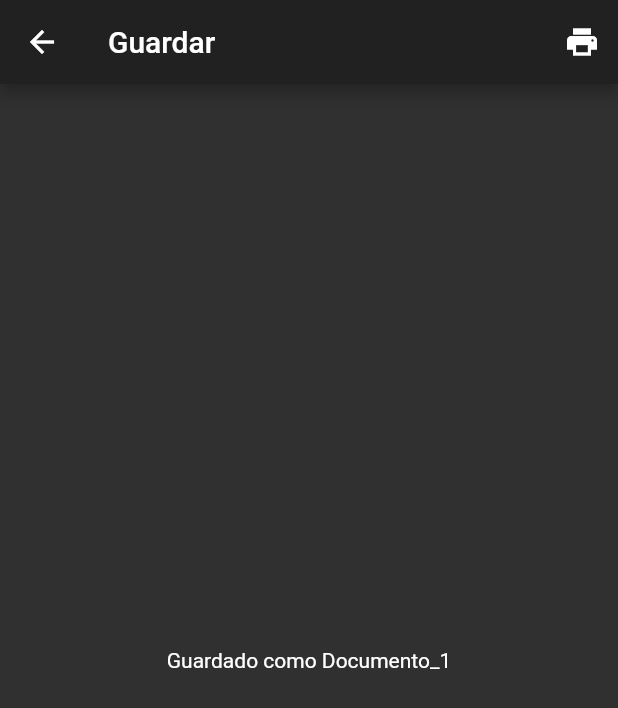
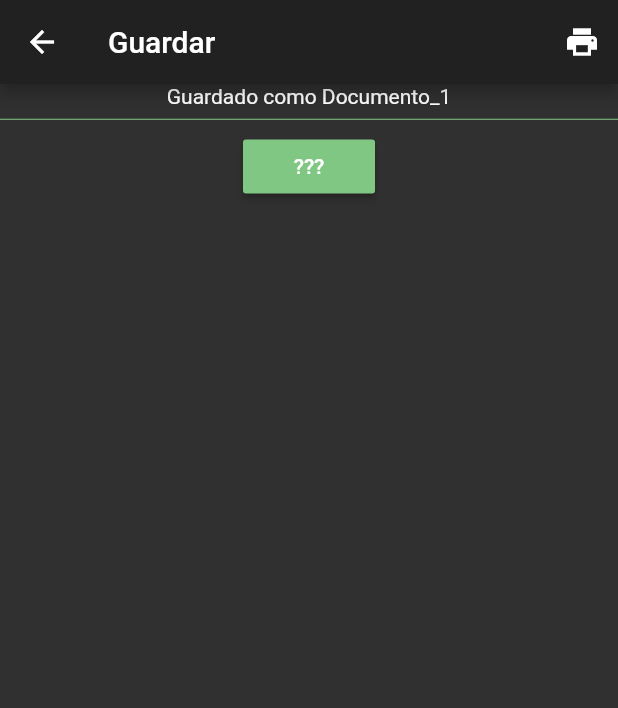
Before and after one commit to danny2585/ocr_scanmaster, a Flutter app: the SaveText screen opened directly with empty values, on a phone screen of 412 x 824 dp. Shown: the top 708 px of the screen. Run offline on Flutter 3.47's test engine with Material 2 defaults, Android fonts, the phone set to English and light mode, and no system bars; our stand-ins replace carousel_pro, image_picker, package_info; missing offline and left inert: flutter_mobile_vision.

Commit message:
guardado exitoso y diseño mejorado

```diff
--- a/lib/back_screens/save.dart
+++ b/lib/back_screens/save.dart
@@ -4,6 +4,7 @@ import 'dart:io';
 import 'package:flutter/foundation.dart';
 import 'package:flutter/material.dart';
 import 'package:path_provider/path_provider.dart';
+import 'package:url_launcher/url_launcher.dart';
 var aunNameDoc;
 class TextStorage {
   Future<String> get _externalPath async {
@@ -14,16 +15,9 @@ class TextStorage {
   }
 
   Future<File> get _externelFile async {
-    // var aunNameDoc = 0;
-    // CounterStorage counterStorage = new CounterStorage();
-    // counterStorage.readCounter().then((var value) {
-    //   aunNameDoc = value;
-    //   print("/////////////////////////////////////////////////////////////////////// vaue: $value");
-    // });
     final path = await _externalPath;
     print("//////////////////////////////////////////////////////////////////////////////////auxnamedoc: $aunNameDoc");
     return File('$path/ScanMaster/documento_'+aunNameDoc.toString()+'.doc');
-
   }
 
   // Future<String> readText() async {
@@ -97,19 +91,30 @@ class _SaveTextState extends State<SaveText> {
   String resultToSave;
   _SaveTextState(this.resultToSave);
   int contador;
+  String _url;
 
   @override
   void initState() {
     super.initState();
     widget.storagel.readCounter().then((int value) {
       setState(() {
-        print("/////////////////////////////////////////////VALUE: $value");
+        _url = "";//"file: storage/emulated/0/Android/data/com.example.ocr_scan_master/files/ScanMaster";
          contador = value;
-
-        print("/////////////////////////////////////////////VALUE: $contador");
          _almacena();
       });
     });
+  }
+
+  void openURL() async{
+    print("open click");
+    var url = _url;
+    print("///////////////////////////el _uri: "+_url);
+    if(await canLaunch(url)){
+      launch(url);
+    }
+    else{
+      print("/////////////////error de compativilidad "+_url.toString());
+    }
   }
 
   Future<File> _almacena() {
@@ -123,7 +128,7 @@ class _SaveTextState extends State<SaveText> {
 
   @override
   Widget build(BuildContext context) {
-    return Scaffold(
+    return  Scaffold(
       appBar: AppBar(
         title: Text('Guardar'),
         actions: <Widget>[
@@ -139,7 +144,20 @@ class _SaveTextState extends State<SaveText> {
         ],
       ),
       body: Center(
-        child: Text("Guardado como Documento_"+contador.toString(),),
+        child: new Column(
+          children:<Widget>[
+            Text("Guardado como Documento_"+contador.toString(),),
+            new Divider(
+              height: 15.0,
+              color: Colors.green[300],
+            ),
+            new RaisedButton(
+              color: Colors.green[300],
+              child: new Text("???"),
+              onPressed: openURL,
+            )
+          ],
+        ),
       ),
     );
   }
--- a/lib/provider.dart
+++ b/lib/provider.dart
@@ -1,4 +1,4 @@
 import 'package:flutter/material.dart';
 
-List<dynamic> setPantallainicio = [AssetImage('images/img1.jpg'),AssetImage('images/img2.jpg'),AssetImage('images/img3.jpg')];
+List<dynamic> setPantallainicio = [AssetImage('images/imgen1.jpg'),AssetImage('images/imgen2.jpg'),AssetImage('images/imgen3.jpg')];
 String auxAllText = "";
--- a/lib/screens/acerca_de.dart
+++ b/lib/screens/acerca_de.dart
@@ -60,7 +60,7 @@ class _Acerca_deState extends State<Acerca_de> {
               style: TextStyle( fontSize: 11.0, fontStyle: FontStyle.italic),
             ),
 
-            new Image(image: AssetImage('images/Logo.png'), width: MediaQuery.of(context).size.width / 2, ),
+            new Image(image: AssetImage('images/logo_hd_trans.png'), width: MediaQuery.of(context).size.width / 2, ),
 
             new Text(
               '\n\nEste es el Nombre de Paquete: '+_packageInfo.packageName+
```
Also changed, not shown: lib/back_screens/back_camera.dart (+8 -1 lines), lib/carousel.dart (+8 -0 lines), lib/home.dart (+9 -9 lines), pubspec.yaml (+6 -5 lines), flutter_02.png, flutter_03.png (deleted), images/Logo.png (deleted), images/anuncio.png (added), images/imgen1.jpg (renamed from images/img1.jpg), images/imgen2.jpg (renamed from images/img2.jpg), images/imgen3.jpg (renamed from images/img3.jpg), images/logo_corto.jpg (deleted), images/logo_hd_trans.png (added), 2 other files. Lines whose indentation alone changed are shown as unchanged.
